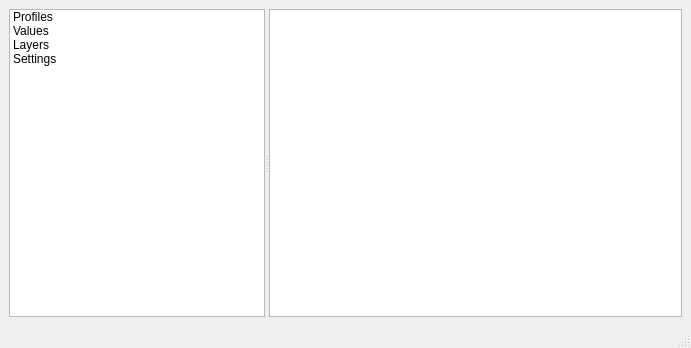
Above: enmapbox/gui/ui/cursorlocationinfo.ui from jakimowb/enmapbox_testmigration2 before the change. Below: the same form after it.
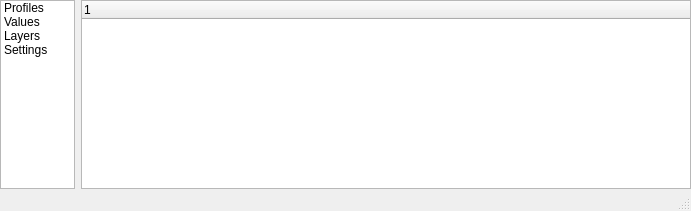
That is the form after the change. The open tabs and pages were chosen to show the change. Icons and pictures are not drawn. Custom widgets are drawn as their Qt base class.

Commit message: implemented CursorLocationVectorValues routines, collection of vector feature information implemented ParameterView

Diff of the .ui file:
```diff
--- a/enmapbox/gui/ui/cursorlocationinfo.ui
+++ b/enmapbox/gui/ui/cursorlocationinfo.ui
@@ -7,65 +7,58 @@
     <x>0</x>
     <y>0</y>
     <width>691</width>
-    <height>348</height>
+    <height>211</height>
    </rect>
   </property>
   <property name="windowTitle">
    <string>MainWindow</string>
   </property>
   <widget class="QWidget" name="centralwidget">
-   <layout class="QHBoxLayout" name="horizontalLayout_5">
-    <item>
-     <widget class="QSplitter" name="splitter">
-      <property name="sizePolicy">
-       <sizepolicy hsizetype="Expanding" vsizetype="Preferred">
-        <horstretch>0</horstretch>
-        <verstretch>0</verstretch>
-       </sizepolicy>
-      </property>
-      <property name="orientation">
-       <enum>Qt::Horizontal</enum>
-      </property>
-      <property name="opaqueResize">
-       <bool>true</bool>
-      </property>
-      <property name="childrenCollapsible">
-       <bool>false</bool>
-      </property>
-      <widget class="QFrame" name="listFrame">
-       <property name="sizePolicy">
-        <sizepolicy hsizetype="Preferred" vsizetype="Preferred">
-         <horstretch>0</horstretch>
-         <verstretch>0</verstretch>
-        </sizepolicy>
-       </property>
-       <property name="frameShape">
-        <enum>QFrame::NoFrame</enum>
-       </property>
-       <property name="frameShadow">
-        <enum>QFrame::Raised</enum>
-       </property>
        <layout class="QVBoxLayout" name="verticalLayout_2">
         <property name="margin">
          <number>0</number>
         </property>
         <item>
+     <widget class="QFrame" name="frame">
+      <property name="sizePolicy">
+       <sizepolicy hsizetype="Minimum" vsizetype="Preferred">
+        <horstretch>1</horstretch>
+        <verstretch>0</verstretch>
+       </sizepolicy>
+      </property>
+      <property name="maximumSize">
+       <size>
+        <width>16777215</width>
+        <height>16777215</height>
+       </size>
+      </property>
+      <property name="frameShape">
+       <enum>QFrame::NoFrame</enum>
+      </property>
+      <property name="frameShadow">
+       <enum>QFrame::Raised</enum>
+      </property>
+      <layout class="QHBoxLayout" name="horizontalLayout_4">
+       <property name="margin">
+        <number>0</number>
+       </property>
+       <item>
          <widget class="QListWidget" name="listWidget">
           <property name="sizePolicy">
-           <sizepolicy hsizetype="Expanding" vsizetype="Expanding">
+          <sizepolicy hsizetype="Preferred" vsizetype="Preferred">
             <horstretch>0</horstretch>
             <verstretch>0</verstretch>
            </sizepolicy>
           </property>
           <property name="minimumSize">
            <size>
-            <width>50</width>
+           <width>0</width>
             <height>0</height>
            </size>
           </property>
           <property name="maximumSize">
            <size>
-            <width>16777215</width>
+           <width>75</width>
             <height>16777215</height>
            </size>
           </property>
@@ -107,25 +100,6 @@
           </item>
          </widget>
         </item>
-       </layout>
-      </widget>
-      <widget class="QFrame" name="stackFrame">
-       <property name="sizePolicy">
-        <sizepolicy hsizetype="Preferred" vsizetype="Preferred">
-         <horstretch>2</horstretch>
-         <verstretch>0</verstretch>
-        </sizepolicy>
-       </property>
-       <property name="frameShape">
-        <enum>QFrame::NoFrame</enum>
-       </property>
-       <property name="frameShadow">
-        <enum>QFrame::Raised</enum>
-       </property>
-       <layout class="QVBoxLayout" name="verticalLayout_4">
-        <property name="margin">
-         <number>0</number>
-        </property>
         <item>
          <widget class="QStackedWidget" name="stackedWidget">
           <property name="frameShape">
@@ -157,7 +131,13 @@
              <number>0</number>
             </property>
             <item>
-             <widget class="QTextEdit" name="locationValuesTextEdit"/>
+            <widget class="ParameterTree" name="parameterTree">
+             <column>
+              <property name="text">
+               <string notr="true">1</string>
+              </property>
+             </column>
+            </widget>
             </item>
            </layout>
           </widget>
@@ -273,7 +253,6 @@
         </item>
        </layout>
       </widget>
-     </widget>
     </item>
    </layout>
   </widget>
@@ -291,6 +270,11 @@
    <extends>QGraphicsView</extends>
    <header>pyqtgraph</header>
   </customwidget>
+  <customwidget>
+   <class>ParameterTree</class>
+   <extends>QTreeWidget</extends>
+   <header>pyqtgraph.parametertree</header>
+  </customwidget>
  </customwidgets>
  <resources>
   <include location="resources.qrc"/>
```
Left out of the diff: 10 changed lines with no effect on the pictures. Lines whose indentation alone changed are shown as unchanged. The commit also changes 1 other file.
